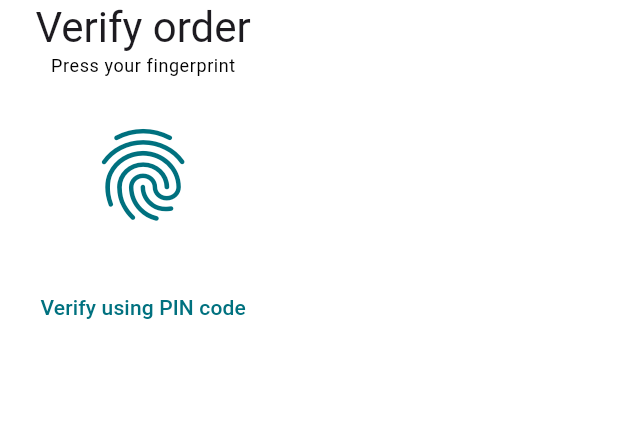
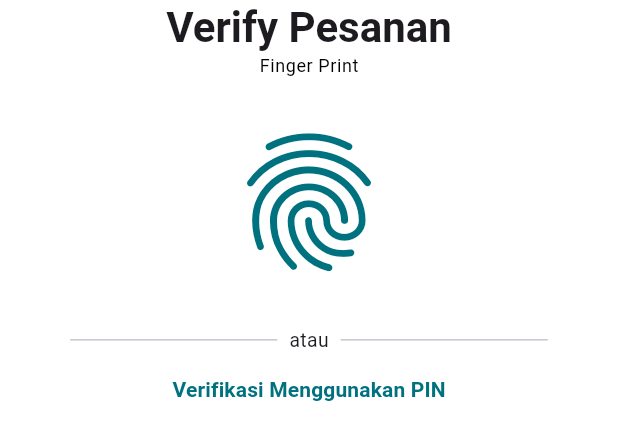
Before and after one commit to AgengAbi/flutter_java_code_app, a Flutter app: the FingerprintDialog widget shown alone on an empty page, opened directly, on a phone screen of 412 x 824 dp. Shown: the top 440 px of the screen. Run offline on Flutter 3.47's test engine with Material 3 defaults, Android fonts, the phone set to English and light mode, and no system bars; our stand-ins replace cached_network_image, carousel_slider, dartz, device_info_plus, dio, firebase_analytics and 19 more; missing offline and left inert: fast_rsa, panara_dialogs; accounts and stored records are empty; network calls fail; key blocks and very long unbroken strings in the code were emptied for the run.

Commit message:
fix 🐛 : fixing some minor ui on checkout

```diff
--- a/lib/constants/cores/assets/svg_constant.dart
+++ b/lib/constants/cores/assets/svg_constant.dart
@@ -17,4 +17,5 @@ class SvgConstant {
   static const String icVoucher = "${urlBasePath}ic_voucher.svg";
   static const String icCart = "${urlBasePath}ic_cart.svg";
   static const String icPayment = "${urlBasePath}ic_payment.svg";
+  static const String icfrying = "${urlBasePath}ic_frying.svg";
 }
--- a/lib/features/checkout/view/components/finger_print_dialog.dart
+++ b/lib/features/checkout/view/components/finger_print_dialog.dart
@@ -14,33 +14,49 @@ class FingerprintDialog extends StatelessWidget {
         children: [
           // title
           Text(
-            'Verify order'.tr,
-            style: Get.textTheme.headlineMedium,
+            'Verify Pesanan'.tr,
+            style: Get.textTheme.headlineMedium!.copyWith(
+              fontWeight: FontWeight.bold,
+            ),
           ),
           // subtitle
           Text(
-            'Press your fingerprint'.tr,
+            'Finger Print'.tr,
             style: Get.textTheme.bodySmall!.copyWith(color: Colors.black),
           ),
 
-          30.verticalSpacingRadius,
+          30.verticalSpace,
 
           // fingerprint icon
           GestureDetector(
             child: Icon(Icons.fingerprint,
-                size: 80.r, color: Theme.of(context).primaryColor),
+                size: 120.r, color: Theme.of(context).primaryColor),
             onTap: () => Get.back<String>(result: 'fingerprint'),
           ),
 
-          30.verticalSpacingRadius,
+          30.verticalSpace,
+
+          Row(children: <Widget>[
+            32.horizontalSpace,
+            const Expanded(child: Divider()),
+            8.horizontalSpace,
+            Text(
+              "atau",
+              style: TextStyle(fontSize: 14.sp),
+            ),
+            8.horizontalSpace,
+            const Expanded(child: Divider()),
+            32.horizontalSpace,
+          ]),
 
           // verify using pin code
           TextButton(
             onPressed: () => Get.back<String>(result: 'pin'),
             child: Text(
-              'Verify using PIN code',
-              style: Get.textTheme.titleSmall!
-                  .copyWith(color: Theme.of(context).primaryColor),
+              'Verifikasi Menggunakan PIN',
+              style: Get.textTheme.titleSmall!.copyWith(
+                  color: Theme.of(context).primaryColor,
+                  fontWeight: FontWeight.bold),
             ),
           ),
         ],
--- a/lib/features/checkout/view/components/order_success_dialog.dart
+++ b/lib/features/checkout/view/components/order_success_dialog.dart
@@ -1,5 +1,7 @@
 import 'package:flutter/material.dart';
+import 'package:flutter_java_code_app/constants/cores/assets/svg_constant.dart';
 import 'package:flutter_screenutil/flutter_screenutil.dart';
+import 'package:flutter_svg/svg.dart';
 import 'package:get/get.dart';
 
 class OrderSuccessDialog extends StatelessWidget {
@@ -13,14 +15,14 @@ class OrderSuccessDialog extends StatelessWidget {
         mainAxisSize: MainAxisSize.min,
         children: [
           28.verticalSpace,
-          Icon(
-            Icons.check_circle,
-            size: 80.r,
-            color: Theme.of(context).primaryColor,
+          SvgPicture.asset(
+            SvgConstant.icfrying,
+            width: 150.r,
+            height: 150.r,
           ),
           28.verticalSpace,
           Text(
-            'Order is being prepared'.tr,
+            'Pesanan Sedang Disiapkan'.tr,
             style: Get.textTheme.headlineMedium?.copyWith(
               fontWeight: FontWeight.w400,
             ),
@@ -30,13 +32,13 @@ class OrderSuccessDialog extends StatelessWidget {
           Text.rich(
             TextSpan(children: [
               TextSpan(
-                text: 'You can track your order in',
+                text: 'Kamu dapat melacak \npesanamnu di fitur',
                 style: Get.textTheme.bodySmall!.copyWith(
                   color: Colors.black,
                 ),
               ),
               TextSpan(
-                text: ' ${'Order history'}',
+                text: ' ${'Pesanan'.tr}',
                 style: Get.textTheme.bodySmall!.copyWith(
                   fontWeight: FontWeight.w800,
                   color: Colors.black,
```
Also changed, not shown: assets/svg/ic_frying.svg (added).
